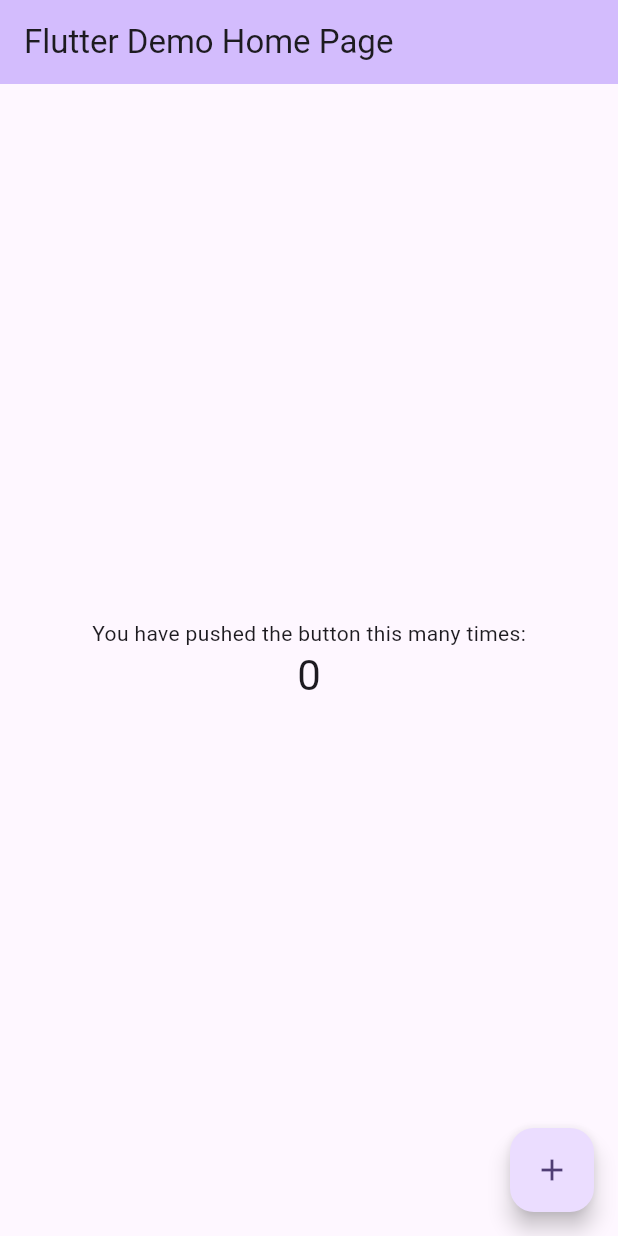
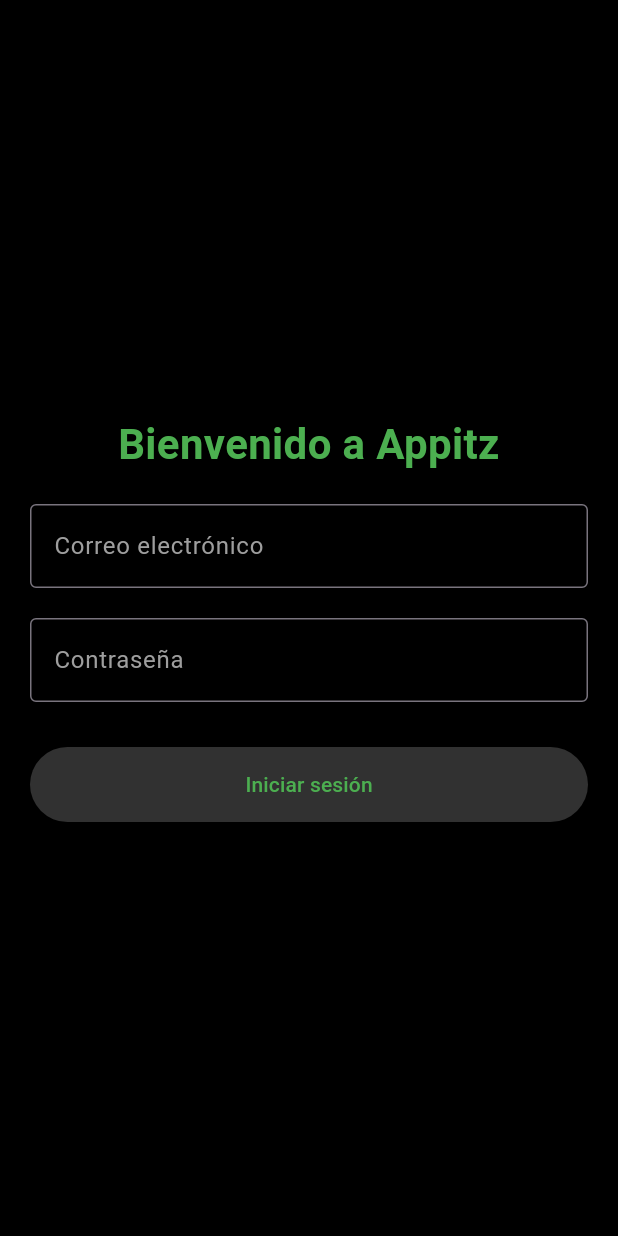
Before and after one commit to cuatrojos-jp/appitz, a Flutter app: the screen it shows after launch, on a phone screen of 412 x 824 dp. Run offline on Flutter 3.47's test engine with Material 3 defaults, Android fonts, the phone set to English and light mode, and no system bars.

Commit message:
Agregar tema para la app. Agregar pantalla de login sin funcionalidad y pantalla de panel de control sin funcionalidad

```diff
--- a/lib/main.dart
+++ b/lib/main.dart
@@ -1,4 +1,5 @@
 import 'package:flutter/material.dart';
+import 'screens/login_screen.dart';
 
 void main() {
   runApp(const MyApp());
@@ -7,116 +8,12 @@
 class MyApp extends StatelessWidget {
   const MyApp({super.key});
 
-  // This widget is the root of your application.
   @override
   Widget build(BuildContext context) {
     return MaterialApp(
-      title: 'Flutter Demo',
-      theme: ThemeData(
-        // This is the theme of your application.
-        //
-        // TRY THIS: Try running your application with "flutter run". You'll see
-        // the application has a purple toolbar. Then, without quitting the app,
-        // try changing the seedColor in the colorScheme below to Colors.green
-        // and then invoke "hot reload" (save your changes or press the "hot
-        // reload" button in a Flutter-supported IDE, or press "r" if you used
-        // the command line to start the app).
-        //
-        // Notice that the counter didn't reset back to zero; the application
-        // state is not lost during the reload. To reset the state, use hot
-        // restart instead.
-        //
-        // This works for code too, not just values: Most code changes can be
-        // tested with just a hot reload.
-        colorScheme: .fromSeed(seedColor: Colors.deepPurple),
-      ),
-      home: const MyHomePage(title: 'Flutter Demo Home Page'),
+      title: 'Appitz',
+      home: LoginScreen(),
+      debugShowCheckedModeBanner: false,
     );
   }
 }
-
-class MyHomePage extends StatefulWidget {
-  const MyHomePage({super.key, required this.title});
-
-  // This widget is the home page of your application. It is stateful, meaning
-  // that it has a State object (defined below) that contains fields that affect
-  // how it looks.
-
-  // This class is the configuration for the state. It holds the values (in this
-  // case the title) provided by the parent (in this case the App widget) and
-  // used by the build method of the State. Fields in a Widget subclass are
-  // always marked "final".
-
-  final String title;
-
-  @override
-  State<MyHomePage> createState() => _MyHomePageState();
-}
-
-class _MyHomePageState extends State<MyHomePage> {
-  int _counter = 0;
-
-  void _incrementCounter() {
-    setState(() {
-      // This call to setState tells the Flutter framework that something has
-      // changed in this State, which causes it to rerun the build method below
-      // so that the display can reflect the updated values. If we changed
-      // _counter without calling setState(), then the build method would not be
-      // called again, and so nothing would appear to happen.
-      _counter++;
-    });
-  }
-
-  @override
-  Widget build(BuildContext context) {
-    // This method is rerun every time setState is called, for instance as done
-    // by the _incrementCounter method above.
-    //
-    // The Flutter framework has been optimized to make rerunning build methods
-    // fast, so that you can just rebuild anything that needs updating rather
-    // than having to individually change instances of widgets.
-    return Scaffold(
-      appBar: AppBar(
-        // TRY THIS: Try changing the color here to a specific color (to
-        // Colors.amber, perhaps?) and trigger a hot reload to see the AppBar
-        // change color while the other colors stay the same.
-        backgroundColor: Theme.of(context).colorScheme.inversePrimary,
-        // Here we take the value from the MyHomePage object that was created by
-        // the App.build method, and use it to set our appbar title.
-        title: Text(widget.title),
-      ),
-      body: Center(
-        // Center is a layout widget. It takes a single child and positions it
-        // in the middle of the parent.
-        child: Column(
-          // Column is also a layout widget. It takes a list of children and
-          // arranges them vertically. By default, it sizes itself to fit its
-          // children horizontally, and tries to be as tall as its parent.
-          //
-          // Column has various properties to control how it sizes itself and
-          // how it positions its children. Here we use mainAxisAlignment to
-          // center the children vertically; the main axis here is the vertical
-          // axis because Columns are vertical (the cross axis would be
-          // horizontal).
-          //
-          // TRY THIS: Invoke "debug painting" (choose the "Toggle Debug Paint"
-          // action in the IDE, or press "p" in the console), to see the
-          // wireframe for each widget.
-          mainAxisAlignment: .center,
-          children: [
-            const Text('You have pushed the button this many times:'),
-            Text(
-              '$_counter',
-              style: Theme.of(context).textTheme.headlineMedium,
-            ),
-          ],
-        ),
-      ),
-      floatingActionButton: FloatingActionButton(
-        onPressed: _incrementCounter,
-        tooltip: 'Increment',
-        child: const Icon(Icons.add),
-      ),
-    );
-  }
-}
--- /dev/null
+++ b/lib/screens/login_screen.dart
@@ -0,0 +1,160 @@
+import 'package:flutter/material.dart';
+import '../theme/app_theme.dart';
+import 'dashboard_screen.dart';
+
+class LoginScreen extends StatelessWidget {
+  LoginScreen({super.key});
+
+  final TextEditingController emailController = TextEditingController();
+  final TextEditingController passwordController = TextEditingController();
+
+  void handleLogin(BuildContext context) {
+    final email = emailController.text;
+    final password = passwordController.text;
+
+    print("email: $email");
+    print("password: $password");
+
+    // Navegar a la pantalla del dashboard con una transición de deslizamiento
+    Navigator.pushReplacement(
+      context,
+      PageRouteBuilder(
+        pageBuilder: (context, animation, secondaryAnimation) =>
+            const DashboardScreen(),
+
+        // Transición de deslizamiento desde la derecha
+        transitionsBuilder: (context, animation, secondaryAnimation, child) {
+          const begin = Offset(1.0, 0.0); // Desde derecha
+          const end = Offset.zero;
+          const curve = Curves.easeInOut;
+
+          var tween = Tween(
+            begin: begin,
+            end: end,
+          ).chain(CurveTween(curve: curve));
+          var offsetAnimation = animation.drive(tween);
+
+          return SlideTransition(position: offsetAnimation, child: child);
+        },
+      ),
+    );
+  }
+
+  @override
+  Widget build(BuildContext context) {
+    return Scaffold(
+      backgroundColor: AppTheme.backgroundColor,
+      body: Padding(
+        padding: const EdgeInsets.all(20.0),
+        child: Column(
+          mainAxisAlignment: MainAxisAlignment.center,
+          crossAxisAlignment: CrossAxisAlignment.center,
+          children: [
+            // Login Title
+            Text(
+              "Bienvenido a Appitz",
+              textAlign: TextAlign.center,
+              style: TextStyle(
+                color: AppTheme.titleTextColor,
+                fontSize: 28,
+                fontWeight: FontWeight.bold,
+              ),
+            ),
+
+            const SizedBox(height: 20),
+
+            // Caja de texto del correo
+            TextField(
+              controller: emailController,
+              cursorColor: AppTheme.cursorColor,
+              style: TextStyle(
+                color: AppTheme.minorTextColor,
+              ), // Color de texto mientras se escribe
+
+              decoration: InputDecoration(
+                labelText: "Correo electrónico",
+                labelStyle: TextStyle(
+                  color: AppTheme.unfocusedLabelColor,
+                ), // Color del label cuando no está enfocado
+
+                floatingLabelStyle: TextStyle(
+                  color: AppTheme.focusedLabelColor,
+                ), // Color del label cuando está enfocado/hovering
+                // Borde sin enfocar
+                border: OutlineInputBorder(
+                  borderSide: BorderSide(
+                    color: AppTheme.unfocusedBorderColor,
+                    width: 1,
+                  ),
+                ),
+
+                // Borde al enfocar
+                focusedBorder: OutlineInputBorder(
+                  borderSide: BorderSide(
+                    color: AppTheme.focusedBorderColor,
+                    width: 2,
+                  ),
+                ),
+              ),
+            ),
+
+            const SizedBox(height: 20),
+
+            // Caja de texto de la contraseña
+            TextField(
+              controller: passwordController,
+              cursorColor: AppTheme.cursorColor,
+              obscureText: true,
+
+              style: TextStyle(
+                color: AppTheme.minorTextColor,
+              ), // Color de texto mientras se escribe
+
+              decoration: InputDecoration(
+                labelText: "Contraseña",
+                labelStyle: TextStyle(
+                  color: AppTheme.unfocusedLabelColor,
+                ), // Color del label cuando no está enfocado
+
+                floatingLabelStyle: TextStyle(
+                  color: AppTheme.focusedLabelColor,
+                ), // Color del label cuando está enfocado/hovering
+                // Borde sin enfocar
+                border: OutlineInputBorder(
+                  borderSide: BorderSide(
+                    color: AppTheme.unfocusedBorderColor,
+                    width: 1,
+                  ),
+                ),
+
+                // Borde al enfocar
+                focusedBorder: OutlineInputBorder(
+                  borderSide: BorderSide(
+                    color: AppTheme.focusedBorderColor,
+                    width: 2,
+                  ),
+                ),
+              ),
+            ),
+
+            const SizedBox(height: 30),
+
+            // Botón de inicio de sesión
+            SizedBox(
+              width: double.infinity,
+              child: ElevatedButton(
+                style: ElevatedButton.styleFrom(
+                  backgroundColor: AppTheme.buttonColor,
+                  foregroundColor: AppTheme.buttonTextColor,
+                  padding: EdgeInsets.symmetric(vertical: 15),
+                ),
+                onPressed: () => handleLogin(context),
+                child: Text("Iniciar sesión"),
+              ),
+            ),
+          ],
+        ),
+      ),
+    );
+  }
+}
--- /dev/null
+++ b/lib/theme/app_theme.dart
@@ -0,0 +1,14 @@
+import 'package:flutter/material.dart';
+
+class AppTheme {
+  static const unfocusedLabelColor = Colors.grey;
+  static const focusedLabelColor = Colors.green;
+  static const backgroundColor = Colors.black;
+  static const minorTextColor = Colors.white;
+  static const titleTextColor = Colors.green;
+  static const unfocusedBorderColor = Colors.grey;
+  static const focusedBorderColor = Colors.green;
+  static const buttonColor = Color.fromARGB(255, 49, 49, 49);
+  static const buttonTextColor = Colors.green;
+  static const cursorColor = Colors.green;
+}
```
Also changed, not shown: lib/screens/dashboard_screen.dart (added, +89 -0 lines), lib/widgets/dashboard_card.dart (added, +55 -0 lines), lib/widgets/dashboard_header.dart (added, +26 -0 lines), pubspec.yaml (+2 -52 lines), assets/images/logo_sketch.png (added).
